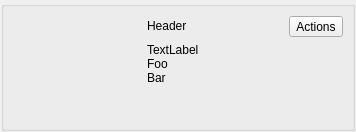
The window that resources/list_widget.ui (shotgunsoftware/tk-multi-loader2) describes before a commit, drawn with Qt 5.
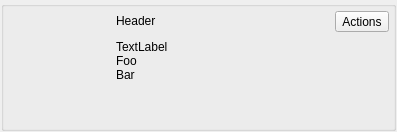
The same window after the commit. Icons and pictures are not drawn.

```diff
--- a/resources/list_widget.ui
+++ b/resources/list_widget.ui
@@ -6,7 +6,7 @@
    <rect>
     <x>0</x>
     <y>0</y>
-    <width>356</width>
+    <width>397</width>
     <height>132</height>
    </rect>
   </property>
@@ -26,17 +26,23 @@
       <string/>
      </property>
      <layout class="QHBoxLayout" name="horizontalLayout_2">
+      <property name="spacing">
+       <number>8</number>
+      </property>
+      <property name="margin">
+       <number>4</number>
+      </property>
       <item>
        <widget class="QLabel" name="thumbnail">
         <property name="minimumSize">
          <size>
-          <width>128</width>
+          <width>100</width>
           <height>100</height>
          </size>
         </property>
         <property name="maximumSize">
          <size>
-          <width>128</width>
+          <width>10</width>
           <height>100</height>
          </size>
         </property>
```
Left out of the diff: 5 changed lines with no effect on the pictures.
